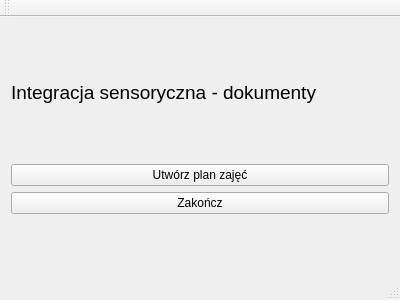
Barto-Paja/SI-Plan-Describer, file Plan-Describer/mainwindow.ui: the form before one commit.
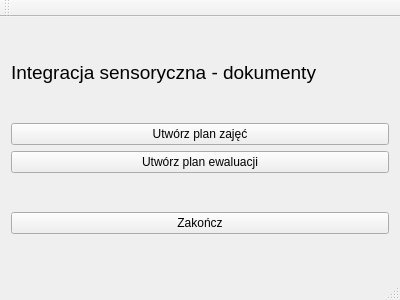
The form after the commit.

```diff
--- a/Plan-Describer/mainwindow.ui
+++ b/Plan-Describer/mainwindow.ui
@@ -60,6 +60,26 @@
       </property>
      </widget>
     </item>
+    <item>
+     <widget class="QPushButton" name="pushButton_newSummaryPlan">
+      <property name="text">
+       <string>Utwórz plan ewaluacji</string>
+      </property>
+     </widget>
+    </item>
+    <item>
+     <spacer name="verticalSpacer_4">
+      <property name="orientation">
+       <enum>Qt::Vertical</enum>
+      </property>
+      <property name="sizeHint" stdset="0">
+       <size>
+        <width>20</width>
+        <height>40</height>
+       </size>
+      </property>
+     </spacer>
+    </item>
     <item>
      <widget class="QPushButton" name="pushButton_exit">
       <property name="text">
```
